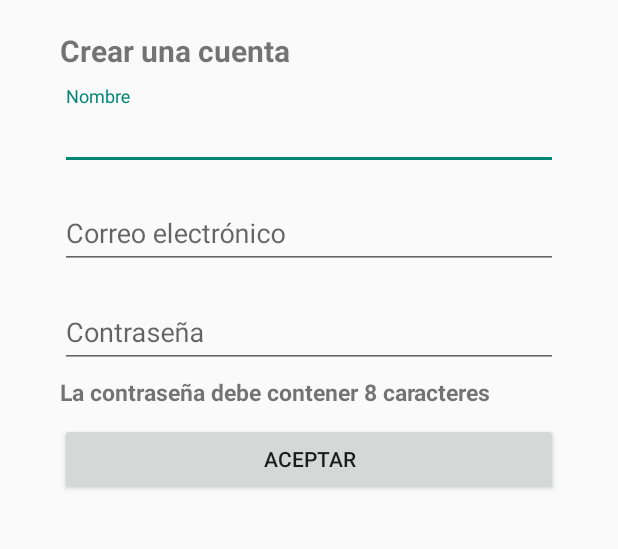
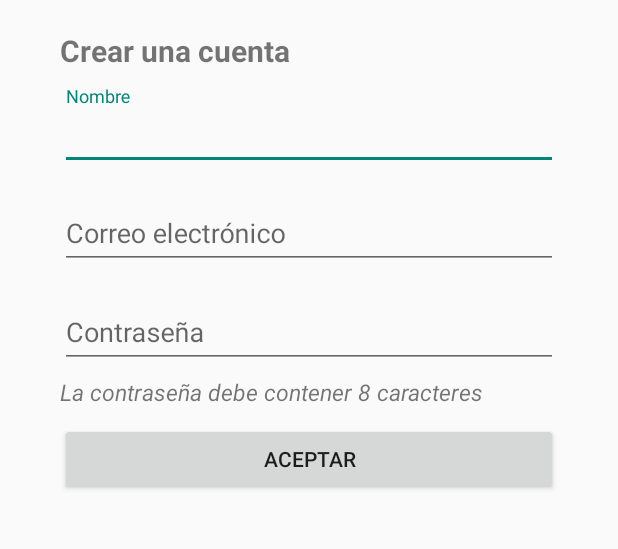
Before and after one commit to DagoPeralta94/ProjectBootcampGlobant, an Android app: the Register screen opened directly, with no data from a screen before it, on a phone screen of 412 x 824 dp, the part 158-707 px from its top. Run offline under Robolectric (Android 15) with nearby library versions, the phone set to English and light mode, and no system bars.

Commit message:
Fix bold on txtView password RegisterActivity

```diff
--- a/app/src/main/res/layout/activity_register.xml
+++ b/app/src/main/res/layout/activity_register.xml
@@ -31,12 +31,13 @@
     android:layout_height="wrap_content"
     android:layout_marginRight="40dp"
     android:layout_marginLeft="40dp"
+    android:hint="Nombre"
     android:layout_marginBottom="10dp">
 
     <com.google.android.material.textfield.TextInputEditText
         android:layout_width="match_parent"
         android:layout_height="wrap_content"
-        android:hint="Nombre" />
+         />
 </com.google.android.material.textfield.TextInputLayout>
 
     <com.google.android.material.textfield.TextInputLayout
@@ -76,7 +77,7 @@
         android:layout_marginLeft="40dp"
         android:layout_marginBottom="10dp"
         android:text="La contraseña debe contener 8 caracteres"
-        android:textStyle="bold"
+        android:textStyle="italic"
         android:textSize="15sp"/>
 
     <Button
```
